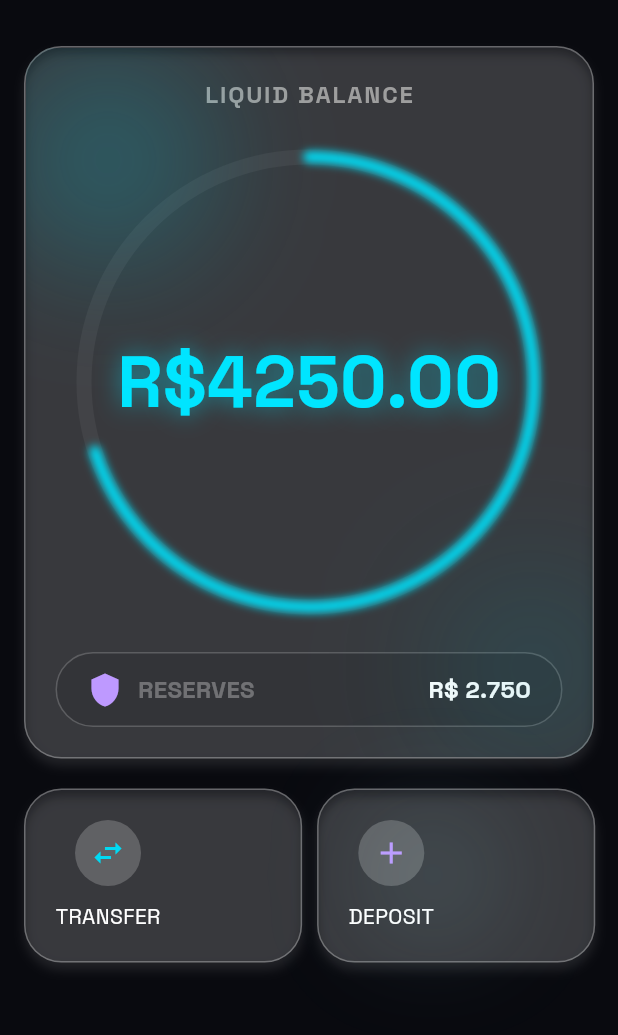
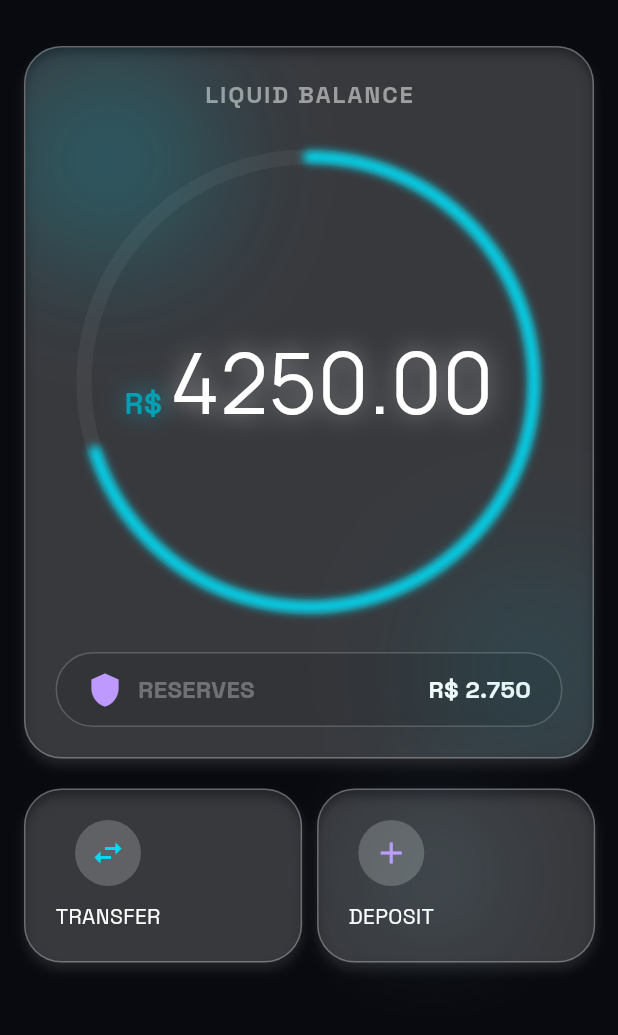
Before and after one commit to anasenglishub/aurora_finance, a Flutter app: the screen it shows after launch, on a phone screen of 412 x 824 dp, the part 62-1097 px from its top. Run offline on Flutter 3.47's test engine with Material 3 defaults, Android fonts, the phone set to English and light mode, and no system bars; our stand-ins replace google_fonts.

Commit message:
style: some style changes to balance circle

```diff
--- a/lib/app/view/widgets/BalanceCircle.dart
+++ b/lib/app/view/widgets/BalanceCircle.dart
@@ -39,13 +39,24 @@ class BalanceCircle extends StatelessWidget {
               textBaseline: TextBaseline.alphabetic,
               children: [
                 Text(
-                  "\R\$${totalBalance.toStringAsFixed(2)}",
+                  "R\$ ",
                   style: TextStyle(
-                    color: const Color(0xFF00E5FF),
-                    fontSize: 48,
+                    color: AppConfig.primarySwatch[500],
+                    fontSize: 20,
                     fontWeight: FontWeight.bold,
-                    shadows: [Shadow(color: const Color(0xFF00E5FF).withValues(alpha: 0.5), blurRadius: 20)],
+                    shadows: [Shadow(color: AppConfig.primarySwatch[300]!.withValues(alpha: 0.5), blurRadius: 20)],
                     fontFamily: GoogleFonts.spaceGrotesk().fontFamily,
+                  ),
+                ),
+                Text(
+                  totalBalance.toStringAsFixed(2),
+                  style: TextStyle(
+                    color: AppConfig.primarySwatch[50],
+                    fontSize: 56,
+                    shadows: [Shadow(color: AppConfig.primarySwatch[50]!.withValues(alpha: 0.5), blurRadius: 20)],
+                    fontFamily: GoogleFonts.manrope(
+                      fontWeight: FontWeight.w800,
+                    ).fontFamily,
                   ),
                 ),
               ],
```
